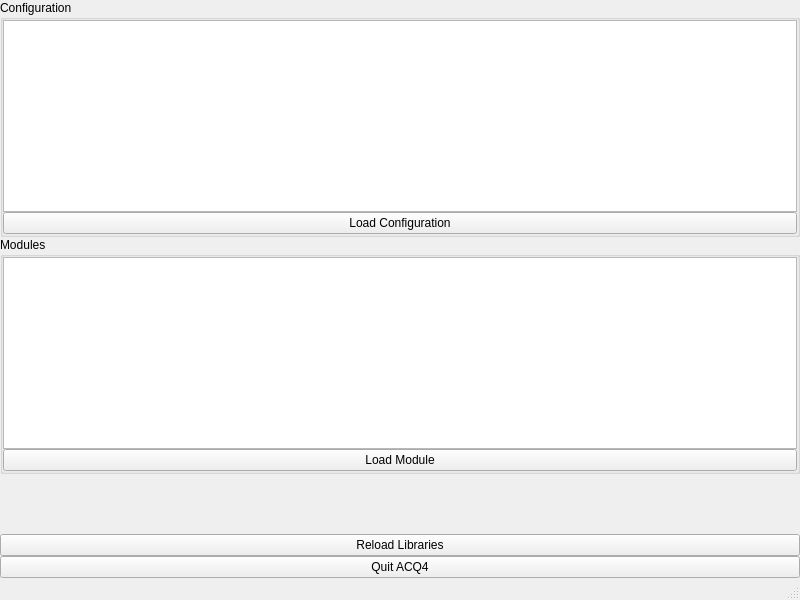
Old version of the form lib/modules/Manager/ManagerTemplate.ui in the repository acq4/acq4.
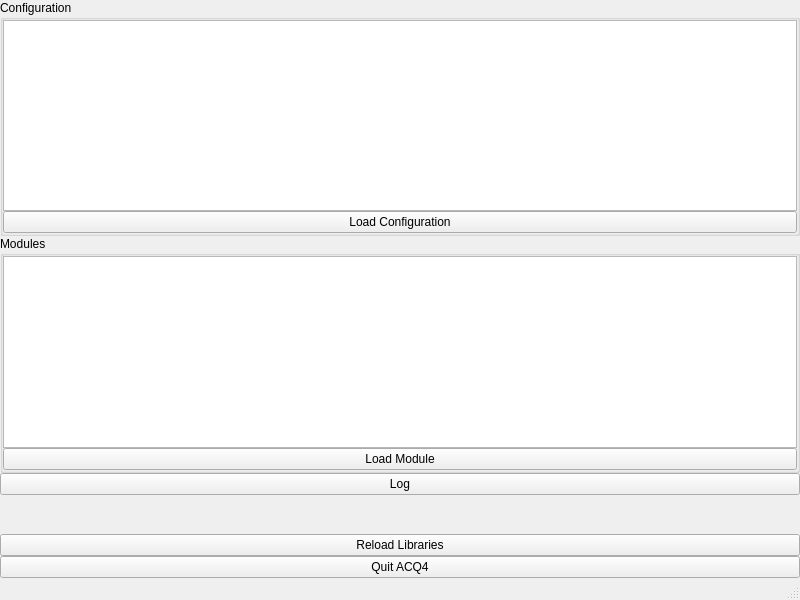
New version of the form.

Commit message: The beginnings of the Log 	- comes up from a button in Manager 	- displays messages entered by the user 	- displays Errors with Tracebacks that are generated by the program

Diff of the .ui file:
```diff
--- a/lib/modules/Manager/ManagerTemplate.ui
+++ b/lib/modules/Manager/ManagerTemplate.ui
@@ -79,6 +79,13 @@
         </layout>
        </widget>
       </item>
+      <item>
+       <widget class="QPushButton" name="logBtn">
+        <property name="text">
+         <string>Log</string>
+        </property>
+       </widget>
+      </item>
       <item>
        <spacer name="verticalSpacer">
         <property name="orientation">
```
The commit also changes 8 other files.
